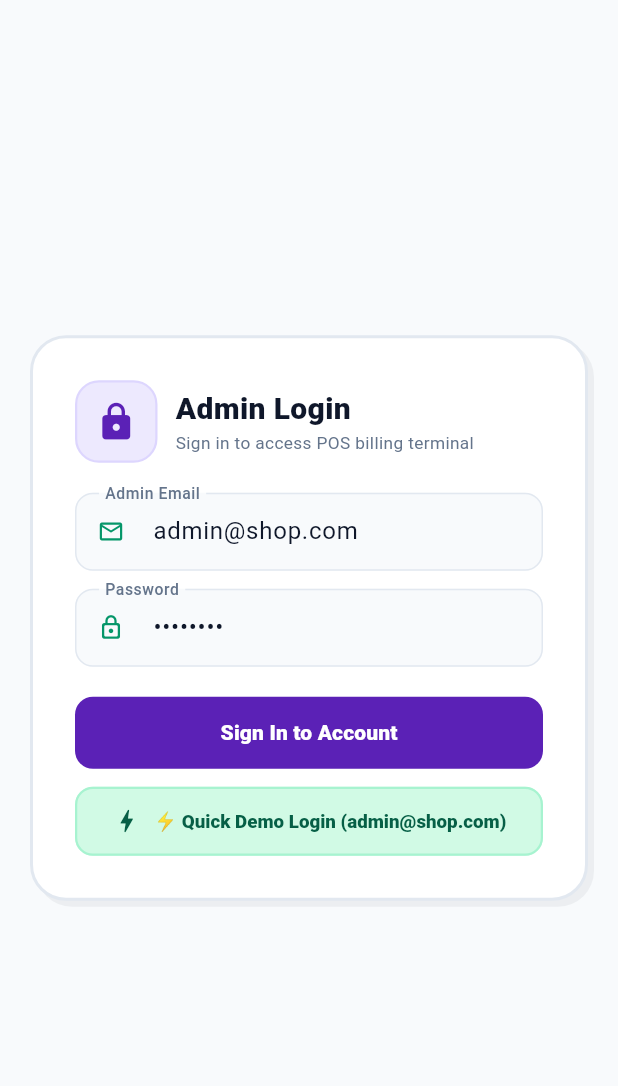
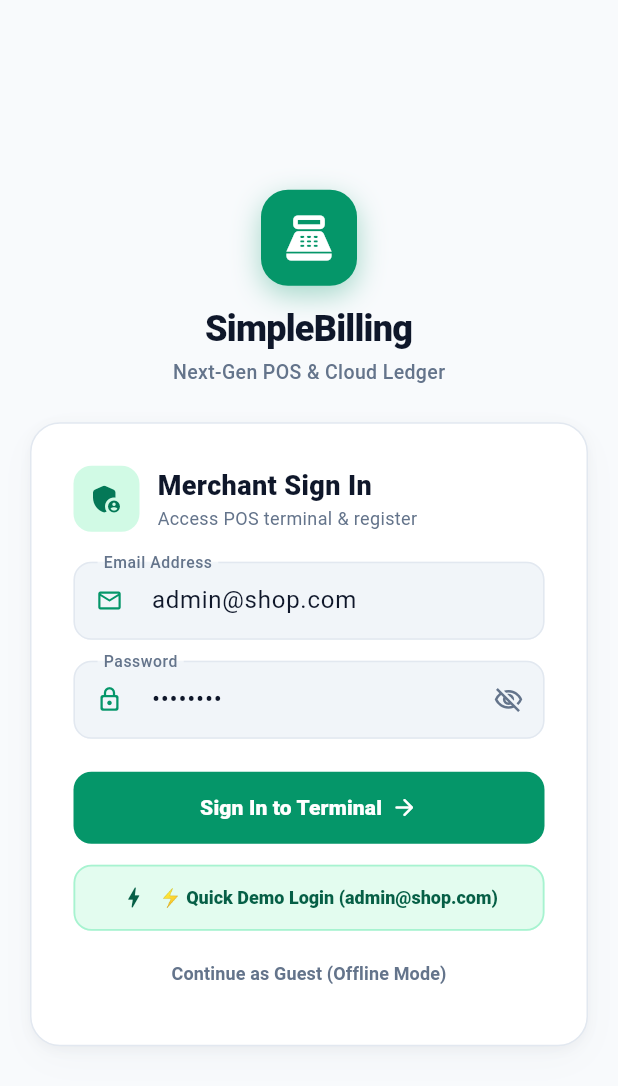
Before and after one commit to RR-Alen-06/simplebilling_mobile, a Flutter app: the screen it shows after launch, on a phone screen of 412 x 824 dp. Shown: the top 1086 px of the screen. Run offline on Flutter 3.47's test engine with Material 3 defaults, Android fonts, the phone set to English and light mode, and no system bars; our stand-ins replace fl_chart, flutter_dotenv, flutter_riverpod, pdf, printing, shared_preferences and 1 more; missing offline and left inert: mobile_scanner; accounts and stored records are empty.

Commit message:
feat(ui): redesign LoginScreen with Modern Clean Fintech theme
- Add brand presentation hero with Deep Slate/Emerald gradient on large screens
- Modernize mobile login header with tactile branding card
- Refine input fields with password visibility toggle and emerald focus rings
- Style quick 1-tap demo credentials and guest login options

```diff
--- a/lib/presentation/screens/auth/login_screen.dart
+++ b/lib/presentation/screens/auth/login_screen.dart
@@ -1,6 +1,7 @@
 import 'package:flutter/material.dart';
 import 'package:shared_preferences/shared_preferences.dart';
 import 'package:simplebilling_mobile/core/constants/app_colors.dart';
+import 'package:simplebilling_mobile/core/constants/app_theme.dart';
 import 'package:simplebilling_mobile/core/network/supabase_client.dart';
 
 class LoginScreen extends StatefulWidget {
@@ -20,6 +21,7 @@ class LoginScreen extends StatefulWidget {
 class _LoginScreenState extends State<LoginScreen> {
   final TextEditingController _emailCtrl = TextEditingController(text: 'admin@shop.com');
   final TextEditingController _passwordCtrl = TextEditingController(text: 'admin123');
+  bool _obscurePassword = true;
   bool _isLoading = false;
   String? _errorMsg;
 
@@ -102,38 +104,56 @@ class _LoginScreenState extends State<LoginScreen> {
           if (isLargeScreen) {
             return Row(
               children: [
-                // Left Brand Panel
+                // Left Brand Presentation Panel
                 Expanded(
                   flex: 5,
                   child: Container(
-                    padding: const EdgeInsets.all(40),
+                    padding: const EdgeInsets.symmetric(horizontal: 48, vertical: 40),
                     decoration: const BoxDecoration(
-                      color: AppColors.deepLavender,
+                      gradient: LinearGradient(
+                        begin: Alignment.topLeft,
+                        end: Alignment.bottomRight,
+                        colors: [
+                          Color(0xFF0F172A), // Slate 900
+                          Color(0xFF064E3B), // Deep Emerald
+                          Color(0xFF047857), // Emerald 700
+                        ],
+                      ),
                     ),
                     child: Column(
                       crossAxisAlignment: CrossAxisAlignment.start,
                       mainAxisAlignment: MainAxisAlignment.spaceBetween,
                       children: [
+                        // Brand Logo
                         Row(
                           children: [
                             Container(
                               padding: const EdgeInsets.all(10),
                               decoration: BoxDecoration(
-                                color: Colors.white,
+                                color: AppColors.primaryEmerald,
                                 borderRadius: BorderRadius.circular(12),
+                                boxShadow: [
+                                  BoxShadow(
+                                    color: AppColors.primaryEmerald.withValues(alpha: 0.4),
+                                    blurRadius: 12,
+                                    offset: const Offset(0, 4),
+                                  ),
+                                ],
                               ),
-                              child: const Icon(Icons.print_rounded, size: 28, color: AppColors.deepLavender),
+                              child: const Icon(Icons.point_of_sale, size: 26, color: Colors.white),
                             ),
-                            const SizedBox(width: 12),
+                            const SizedBox(width: 14),
                             const Column(
                               crossAxisAlignment: CrossAxisAlignment.start,
                               children: [
-                                Text('SimpleBilling ERP', style: TextStyle(color: Colors.white, fontWeight: FontWeight.w900, fontSize: 20)),
-                                Text('Xerox, Print & Retail Edition', style: TextStyle(color: Colors.white70, fontSize: 12)),
+                                Text('SimpleBilling', style: TextStyle(color: Colors.white, fontWeight: FontWeight.w900, fontSize: 22, letterSpacing: -0.4)),
+                                Text('Modern POS & ERP Suite', style: TextStyle(color: Colors.white70, fontSize: 12)),
                               ],
                             ),
                           ],
                         ),
+
+                        // Main Feature Points
                         Column(
                           crossAxisAlignment: CrossAxisAlignment.start,
                           children: [
@@ -142,41 +162,52 @@ class _LoginScreenState extends State<LoginScreen> {
                               style: TextStyle(
                                 color: Colors.white,
                                 fontWeight: FontWeight.w900,
-                                fontSize: 28,
-                                height: 1.25,
+                                fontSize: 32,
+                                height: 1.2,
+                                letterSpacing: -0.5,
                               ),
                             ),
-                            const SizedBox(height: 16),
-                            _buildFeaturePill(Icons.speed_rounded, 'Real-time Sub-second POS Checkout Terminal'),
-                            _buildFeaturePill(Icons.receipt_long_rounded, 'Dynamic 80mm/58mm Thermal & A4 Tax Invoicing'),
-                            _buildFeaturePill(Icons.account_balance_wallet_rounded, 'Customer Credit Ledgers & Advance Drawdowns'),
-                            _buildFeaturePill(Icons.offline_bolt_rounded, 'Offline-First Local Sync Engine with Supabase Cloud'),
+                            const SizedBox(height: 24),
+                            _buildFeaturePill(Icons.flash_on_rounded, 'Sub-second POS Checkout & Multi-Step Wizard'),
+                            _buildFeaturePill(Icons.receipt_long_rounded, 'WhatsApp PDF Sharing & 80mm POS Thermal Printing'),
+                            _buildFeaturePill(Icons.account_balance_wallet_rounded, 'Live Customer Dues & Advance Wallet Tracking'),
+                            _buildFeaturePill(Icons.cloud_sync_rounded, 'Offline-First Realtime Synchronization Engine'),
                           ],
                         ),
+
+                        // System Version Tag
                         Container(
-                          padding: const EdgeInsets.symmetric(horizontal: 12, vertical: 6),
+                          padding: const EdgeInsets.symmetric(horizontal: 14, vertical: 7),
                           decoration: BoxDecoration(
-                            color: Colors.white.withValues(alpha: 0.15),
+                            color: Colors.white.withValues(alpha: 0.12),
                             borderRadius: BorderRadius.circular(20),
                             border: Border.all(color: Colors.white24),
                           ),
-                          child: const Text(
-                            'SimpleBilling Engine v2.4.0 • Enterprise Ready',
-                            style: TextStyle(color: Colors.white, fontSize: 11.5, fontWeight: FontWeight.w700),
+                          child: const Row(
+                            mainAxisSize: MainAxisSize.min,
+                            children: [
+                              Icon(Icons.shield_outlined, color: Colors.white70, size: 14),
+                              SizedBox(width: 6),
+                              Text(
+                                'SimpleBilling v2.4.0 • Enterprise FinTech',
+                                style: TextStyle(color: Colors.white, fontSize: 11.5, fontWeight: FontWeight.w700),
+                              ),
+                            ],
                           ),
                         ),
                       ],
                     ),
                   ),
                 ),
-                // Right Authentication Form
+
+                // Right Authentication Form Area
                 Expanded(
                   flex: 5,
                   child: Center(
                     child: SingleChildScrollView(
                       padding: const EdgeInsets.all(32),
                       child: ConstrainedBox(
-                        constraints: const BoxConstraints(maxWidth: 400),
+                        constraints: const BoxConstraints(maxWidth: 420),
                         child: _buildLoginForm(),
                       ),
                     ),
@@ -189,10 +220,57 @@ class _LoginScreenState extends State<LoginScreen> {
           // Mobile View
           return Center(
             child: SingleChildScrollView(
-              padding: const EdgeInsets.all(20),
+              padding: const EdgeInsets.symmetric(horizontal: 20, vertical: 24),
               child: ConstrainedBox(
                 constraints: const BoxConstraints(maxWidth: 420),
-                child: _buildLoginForm(),
+                child: Column(
+                  children: [
+                    // Mobile Top Logo Header
+                    Container(
+                      margin: const EdgeInsets.only(bottom: 24),
+                      child: Column(
+                        children: [
+                          Container(
+                            padding: const EdgeInsets.all(14),
+                            decoration: BoxDecoration(
+                              color: AppColors.primaryEmerald,
+                              borderRadius: BorderRadius.circular(18),
+                              boxShadow: [
+                                BoxShadow(
+                                  color: AppColors.primaryEmerald.withValues(alpha: 0.35),
+                                  blurRadius: 16,
+                                  offset: const Offset(0, 6),
+                                ),
+                              ],
+                            ),
+                            child: const Icon(Icons.point_of_sale, size: 36, color: Colors.white),
+                          ),
+                          const SizedBox(height: 12),
+                          const Text(
+                            'SimpleBilling',
+                            style: TextStyle(
+                              fontSize: 24,
+                              fontWeight: FontWeight.w900,
+                              color: AppColors.textPrimary,
+                              letterSpacing: -0.5,
+                            ),
+                          ),
+                          const SizedBox(height: 2),
+                          const Text(
+                            'Next-Gen POS & Cloud Ledger',
+                            style: TextStyle(
+                              fontSize: 13,
+                              fontWeight: FontWeight.w500,
+                              color: AppColors.textSecondary,
+                            ),
+                          ),
+                        ],
+                      ),
+                    ),
+
+                    _buildLoginForm(),
+                  ],
+                ),
               ),
             ),
           );
@@ -203,22 +281,22 @@ class _LoginScreenState extends State<LoginScreen> {
 
   Widget _buildFeaturePill(IconData icon, String text) {
     return Padding(
-      padding: const EdgeInsets.only(bottom: 12),
+      padding: const EdgeInsets.only(bottom: 14),
       child: Row(
         children: [
           Container(
-            padding: const EdgeInsets.all(6),
+            padding: const EdgeInsets.all(8),
             decoration: BoxDecoration(
-              color: Colors.white.withValues(alpha: 0.2),
-              borderRadius: BorderRadius.circular(8),
+              color: Colors.white.withValues(alpha: 0.15),
+              borderRadius: BorderRadius.circular(10),
             ),
             child: Icon(icon, color: Colors.white, size: 18),
           ),
-          const SizedBox(width: 12),
+          const SizedBox(width: 14),
           Expanded(
             child: Text(
               text,
-              style: const TextStyle(color: Colors.white, fontSize: 13, fontWeight: FontWeight.w600),
+              style: const TextStyle(color: Colors.white, fontSize: 13.5, fontWeight: FontWeight.w600),
             ),
           ),
         ],
@@ -228,14 +306,7 @@ class _LoginScreenState extends State<LoginScreen> {
 
   Widget _buildLoginForm() {
     return Container(
-      decoration: BoxDecoration(
-        color: Colors.white,
-        borderRadius: BorderRadius.circular(24),
-        border: Border.all(color: AppColors.border, width: 2),
-        boxShadow: const [
-          BoxShadow(color: AppColors.shadowLight, offset: Offset(4, 4), blurRadius: 0),
-        ],
-      ),
+      decoration: AppTheme.tactileCardDecoration(elevated: true, borderRadius: 20),
       padding: const EdgeInsets.all(28),
       child: Column(
         mainAxisSize: MainAxisSize.min,
@@ -244,20 +315,19 @@ class _LoginScreenState extends State<LoginScreen> {
           Row(
             children: [
               Container(
-                padding: const EdgeInsets.all(12),
+                padding: const EdgeInsets.all(10),
                 decoration: BoxDecoration(
-                  color: AppColors.pastelLavender,
-                  borderRadius: BorderRadius.circular(16),
-                  border: Border.all(color: AppColors.borderLavender, width: 1.5),
+                  color: AppColors.primaryContainer,
+                  borderRadius: BorderRadius.circular(12),
                 ),
-                child: const Icon(Icons.lock_rounded, size: 28, color: AppColors.deepLavender),
+                child: const Icon(Icons.admin_panel_settings_rounded, size: 24, color: AppColors.primaryDark),
               ),
               const SizedBox(width: 12),
               const Column(
                 crossAxisAlignment: CrossAxisAlignment.start,
                 children: [
-                  Text('Admin Login', style: TextStyle(fontWeight: FontWeight.w900, fontSize: 20, color: AppColors.textPrimary)),
-                  Text('Sign in to access POS billing terminal', style: TextStyle(color: AppColors.textSecondary, fontSize: 11.5)),
+                  Text('Merchant Sign In', style: TextStyle(fontWeight: FontWeight.w900, fontSize: 18, color: AppColors.textPrimary)),
+                  Text('Access POS terminal & register', style: TextStyle(color: AppColors.textSecondary, fontSize: 12)),
                 ],
               ),
             ],
@@ -270,7 +340,7 @@ class _LoginScreenState extends State<LoginScreen> {
               decoration: BoxDecoration(
                 color: AppColors.pastelCoral,
                 borderRadius: BorderRadius.circular(10),
-                border: Border.all(color: AppColors.deepCoral),
+                border: Border.all(color: AppColors.borderCoral),
               ),
               child: Row(
                 children: [
@@ -292,37 +362,42 @@ class _LoginScreenState extends State<LoginScreen> {
             controller: _emailCtrl,
             keyboardType: TextInputType.emailAddress,
             decoration: InputDecoration(
-              labelText: 'Admin Email',
-              prefixIcon: const Icon(Icons.email_outlined, size: 18, color: AppColors.primary),
+              labelText: 'Email Address',
+              hintText: 'admin@shop.com',
+              prefixIcon: const Icon(Icons.email_outlined, size: 18, color: AppColors.primaryEmerald),
               filled: true,
-              fillColor: AppColors.background,
+              fillColor: AppColors.surfaceVariant,
               border: OutlineInputBorder(borderRadius: BorderRadius.circular(12), borderSide: const BorderSide(color: AppColors.border)),
               enabledBorder: OutlineInputBorder(borderRadius: BorderRadius.circular(12), borderSide: const BorderSide(color: AppColors.border)),
             ),
           ),
-          const SizedBox(height: 12),
+          const SizedBox(height: 14),
 
           TextField(
             controller: _passwordCtrl,
-            obscureText: true,
+            obscureText: _obscurePassword,
             decoration: InputDecoration(
               labelText: 'Password',
-              prefixIcon: const Icon(Icons.lock_outline_rounded, size: 18, color: AppColors.primary),
+              prefixIcon: const Icon(Icons.lock_outline_rounded, size: 18, color: AppColors.primaryEmerald),
+              suffixIcon: IconButton(
+                icon: Icon(_obscurePassword ? Icons.visibility_off_outlined : Icons.visibility_outlined, size: 20, color: AppColors.textSecondary),
+                onPressed: () => setState(() => _obscurePassword = !_obscurePassword),
+              ),
               filled: true,
-              fillColor: AppColors.background,
+              fillColor: AppColors.surfaceVariant,
               border: OutlineInputBorder(borderRadius: BorderRadius.circular(12), borderSide: const BorderSide(color: AppColors.border)),
               enabledBorder: OutlineInputBorder(borderRadius: BorderRadius.circular(12), borderSide: const BorderSide(color: AppColors.border)),
             ),
           ),
-          const SizedBox(height: 20),
+          const SizedBox(height: 22),
 
-          // Sign in button
+          // Primary Sign in Button
           SizedBox(
             width: double.infinity,
             height: 48,
             child: ElevatedButton(
               style: ElevatedButton.styleFrom(
-                backgroundColor: AppColors.deepLavender,
+                backgroundColor: AppColors.primaryEmerald,
                 foregroundColor: Colors.white,
                 elevation: 0,
                 shape: RoundedRectangleBorder(borderRadius: BorderRadius.circular(12)),
@@ -330,27 +405,49 @@ class _LoginScreenState extends State<LoginScreen> {
               onPressed: _isLoading ? null : _handleLogin,
               child: _isLoading
                   ? const SizedBox(width: 20, height: 20, child: CircularProgressIndicator(color: Colors.white, strokeWidth: 2))
-                  : const Text('Sign In to Account', style: TextStyle(fontWeight: FontWeight.w800, fontSize: 14)),
+                  : const Row(
+                      mainAxisAlignment: MainAxisAlignment.center,
+                      children: [
+                        Text('Sign In to Terminal', style: TextStyle(fontWeight: FontWeight.w800, fontSize: 14)),
+                        SizedBox(width: 6),
+                        Icon(Icons.arrow_forward_rounded, size: 18),
+                      ],
+                    ),
             ),
           ),
-          const SizedBox(height: 12),
+          const SizedBox(height: 14),
 
-          // ⚡ Quick Demo Login Preset
+          // ⚡ Quick Demo Preset Shortcut
           SizedBox(
             width: double.infinity,
-            height: 46,
+            height: 44,
             child: OutlinedButton.icon(
               style: OutlinedButton.styleFrom(
                 foregroundColor: AppColors.deepMint,
-                backgroundColor: AppColors.pastelMint,
-                side: const BorderSide(color: AppColors.borderMint, width: 1.5),
+                backgroundColor: AppColors.pastelMint.withValues(alpha: 0.6),
+                side: const BorderSide(color: AppColors.borderMint, width: 1.2),
                 shape: RoundedRectangleBorder(borderRadius: BorderRadius.circular(12)),
               ),
-              icon: const Icon(Icons.bolt_rounded, size: 20, color: AppColors.deepMint),
-              label: const Text('⚡ Quick Demo Login (admin@shop.com)', style: TextStyle(fontWeight: FontWeight.w800, fontSize: 12.5)),
+              icon: const Icon(Icons.bolt_rounded, size: 18, color: AppColors.deepMint),
+              label: const Text('⚡ Quick Demo Login (admin@shop.com)', style: TextStyle(fontWeight: FontWeight.w800, fontSize: 12)),
               onPressed: _handleQuickDemoLogin,
             ),
           ),
+
+          if (widget.onGuestLogin != null) ...[
+            const SizedBox(height: 8),
+            SizedBox(
+              width: double.infinity,
+              height: 40,
+              child: TextButton(
+                onPressed: widget.onGuestLogin,
+                child: const Text(
+                  'Continue as Guest (Offline Mode)',
+                  style: TextStyle(fontSize: 12, fontWeight: FontWeight.w600, color: AppColors.textSecondary),
+                ),
+              ),
+            ),
+          ],
         ],
       ),
     );
```
